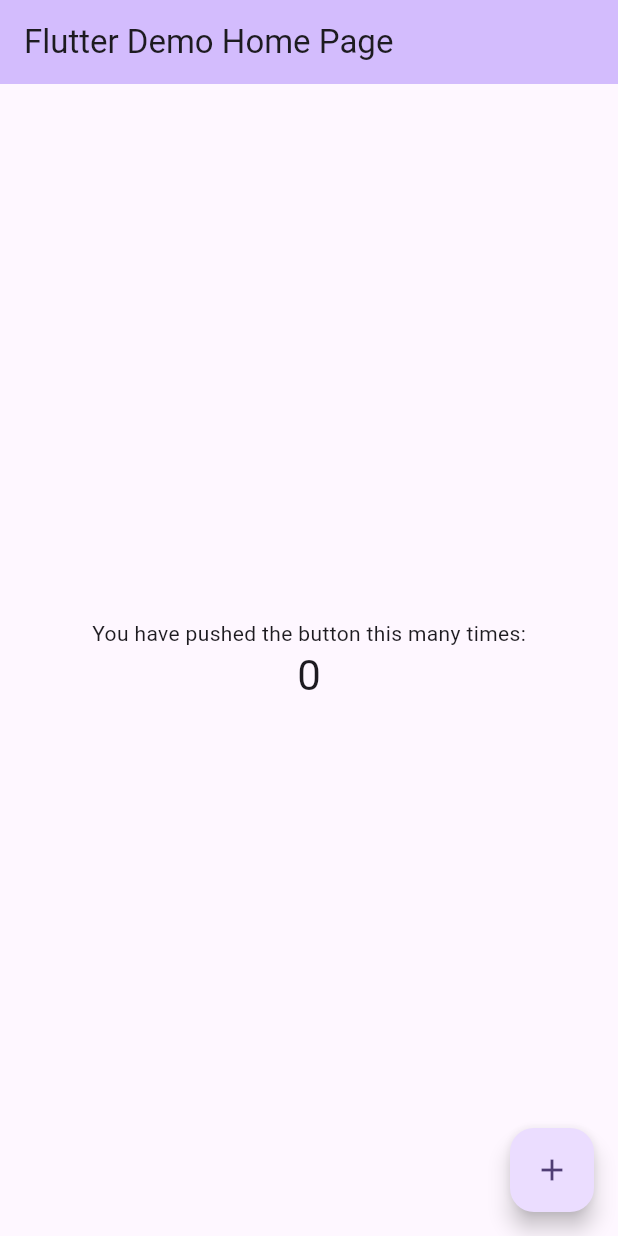
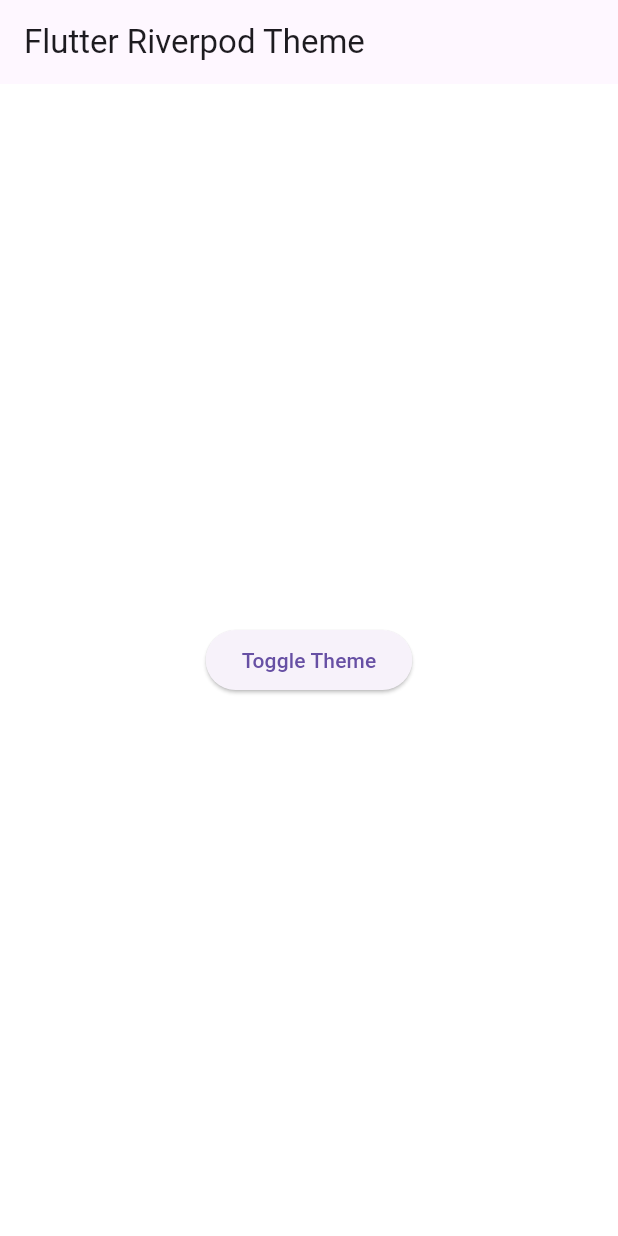
Before and after one commit to Shaown292/teacher_provider, a Flutter app: the screen it shows after launch, on a phone screen of 412 x 824 dp. Run offline on Flutter 3.47's test engine with Material 3 defaults, Android fonts, the phone set to English and light mode, and no system bars; our stand-ins replace flutter_riverpod.

Commit message:
making simple dark and light theme toggling

```diff
--- a/lib/main.dart
+++ b/lib/main.dart
@@ -1,125 +1,51 @@
 import 'package:flutter/material.dart';
+import 'package:flutter_riverpod/flutter_riverpod.dart';
+import 'theme_provider.dart';
+import 'theme_data.dart';
 
 void main() {
-  runApp(const MyApp());
+  runApp(
+    const ProviderScope(child: MyApp()),
+  );
 }
 
-class MyApp extends StatelessWidget {
+class MyApp extends ConsumerWidget {
   const MyApp({super.key});
 
-  // This widget is the root of your application.
   @override
-  Widget build(BuildContext context) {
+  Widget build(BuildContext context, WidgetRef ref) {
+    final themeState = ref.watch(themeProvider);
+
+
     return MaterialApp(
-      title: 'Flutter Demo',
-      theme: ThemeData(
-        // This is the theme of your application.
-        //
-        // TRY THIS: Try running your application with "flutter run". You'll see
-        // the application has a purple toolbar. Then, without quitting the app,
-        // try changing the seedColor in the colorScheme below to Colors.green
-        // and then invoke "hot reload" (save your changes or press the "hot
-        // reload" button in a Flutter-supported IDE, or press "r" if you used
-        // the command line to start the app).
-        //
-        // Notice that the counter didn't reset back to zero; the application
-        // state is not lost during the reload. To reset the state, use hot
-        // restart instead.
-        //
-        // This works for code too, not just values: Most code changes can be
-        // tested with just a hot reload.
-        colorScheme: ColorScheme.fromSeed(seedColor: Colors.deepPurple),
-        useMaterial3: true,
-      ),
-      home: const MyHomePage(title: 'Flutter Demo Home Page'),
+      debugShowCheckedModeBanner: false,
+      title: 'Flutter Theme Demo',
+      theme: themeState.appTheme == AppTheme.light ? lightTheme : darkTheme,
+      home: MyHomePage(),
     );
   }
 }
 
-class MyHomePage extends StatefulWidget {
-  const MyHomePage({super.key, required this.title});
-
-  // This widget is the home page of your application. It is stateful, meaning
-  // that it has a State object (defined below) that contains fields that affect
-  // how it looks.
-
-  // This class is the configuration for the state. It holds the values (in this
-  // case the title) provided by the parent (in this case the App widget) and
-  // used by the build method of the State. Fields in a Widget subclass are
-  // always marked "final".
-
-  final String title;
+class MyHomePage extends ConsumerWidget {
+  const MyHomePage({super.key});
 
   @override
-  State<MyHomePage> createState() => _MyHomePageState();
-}
+  Widget build(BuildContext context, WidgetRef ref) {
+    final themeNotifier = ref.read(themeProvider.notifier);
 
-class _MyHomePageState extends State<MyHomePage> {
-  int _counter = 0;
-
-  void _incrementCounter() {
-    setState(() {
-      // This call to setState tells the Flutter framework that something has
-      // changed in this State, which causes it to rerun the build method below
-      // so that the display can reflect the updated values. If we changed
-      // _counter without calling setState(), then the build method would not be
-      // called again, and so nothing would appear to happen.
-      _counter++;
-    });
-  }
-
-  @override
-  Widget build(BuildContext context) {
-    // This method is rerun every time setState is called, for instance as done
-    // by the _incrementCounter method above.
-    //
-    // The Flutter framework has been optimized to make rerunning build methods
-    // fast, so that you can just rebuild anything that needs updating rather
-    // than having to individually change instances of widgets.
     return Scaffold(
       appBar: AppBar(
-        // TRY THIS: Try changing the color here to a specific color (to
-        // Colors.amber, perhaps?) and trigger a hot reload to see the AppBar
-        // change color while the other colors stay the same.
-        backgroundColor: Theme.of(context).colorScheme.inversePrimary,
-        // Here we take the value from the MyHomePage object that was created by
-        // the App.build method, and use it to set our appbar title.
-        title: Text(widget.title),
+        title: const Text('Flutter Riverpod Theme'),
       ),
       body: Center(
-        // Center is a layout widget. It takes a single child and positions it
-        // in the middle of the parent.
-        child: Column(
-          // Column is also a layout widget. It takes a list of children and
-          // arranges them vertically. By default, it sizes itself to fit its
-          // children horizontally, and tries to be as tall as its parent.
-          //
-          // Column has various properties to control how it sizes itself and
-          // how it positions its children. Here we use mainAxisAlignment to
-          // center the children vertically; the main axis here is the vertical
-          // axis because Columns are vertical (the cross axis would be
-          // horizontal).
-          //
-          // TRY THIS: Invoke "debug painting" (choose the "Toggle Debug Paint"
-          // action in the IDE, or press "p" in the console), to see the
-          // wireframe for each widget.
-          mainAxisAlignment: MainAxisAlignment.center,
-          children: <Widget>[
-            const Text(
-              'You have pushed the button this many times:',
-            ),
-            Text(
-              '$_counter',
-              style: Theme.of(context).textTheme.headlineMedium,
-            ),
-          ],
+        child: ElevatedButton(
+          onPressed: () {
+
+            themeNotifier.toggleTheme();
+          },
+          child: const Text('Toggle Theme'),
         ),
       ),
-      floatingActionButton: FloatingActionButton(
-        onPressed: _incrementCounter,
-        tooltip: 'Increment',
-        child: const Icon(Icons.add),
-      ), // This trailing comma makes auto-formatting nicer for build methods.
     );
   }
 }
--- /dev/null
+++ b/lib/theme_data.dart
@@ -0,0 +1,19 @@
+import 'package:flutter/material.dart';
+
+// Light theme
+final ThemeData lightTheme = ThemeData(
+  brightness: Brightness.light,
+  primaryColor: Colors.red,
+  hintColor: Colors.blueAccent,
+  scaffoldBackgroundColor: Colors.white,
+  textTheme: TextTheme(bodyMedium: TextStyle(color: Colors.black)),
+);
+
+// Dark theme
+final ThemeData darkTheme = ThemeData(
+  brightness: Brightness.dark,
+  primaryColor: Colors.black,
+  hintColor: Colors.blueAccent,
+  scaffoldBackgroundColor: Colors.black,
+  textTheme: TextTheme(bodyMedium: TextStyle(color: Colors.white)),
+);
--- /dev/null
+++ b/lib/theme_provider.dart
@@ -0,0 +1,24 @@
+import 'package:flutter_riverpod/flutter_riverpod.dart';
+
+enum AppTheme { light, dark }
+
+class ThemeState {
+  final AppTheme appTheme;
+
+  ThemeState({required this.appTheme});
+}
+
+class ThemeNotifier extends StateNotifier<ThemeState> {
+  ThemeNotifier() : super(ThemeState(appTheme: AppTheme.light));
+
+  void toggleTheme() {
+    state = ThemeState(
+      appTheme:
+          state.appTheme == AppTheme.light ? AppTheme.dark : AppTheme.light,
+    );
+  }
+}
+
+final themeProvider = StateNotifierProvider<ThemeNotifier, ThemeState>((ref) {
+  return ThemeNotifier();
+});
```
Also changed, not shown: pubspec.yaml (+4 -64 lines), pubspec.lock.
